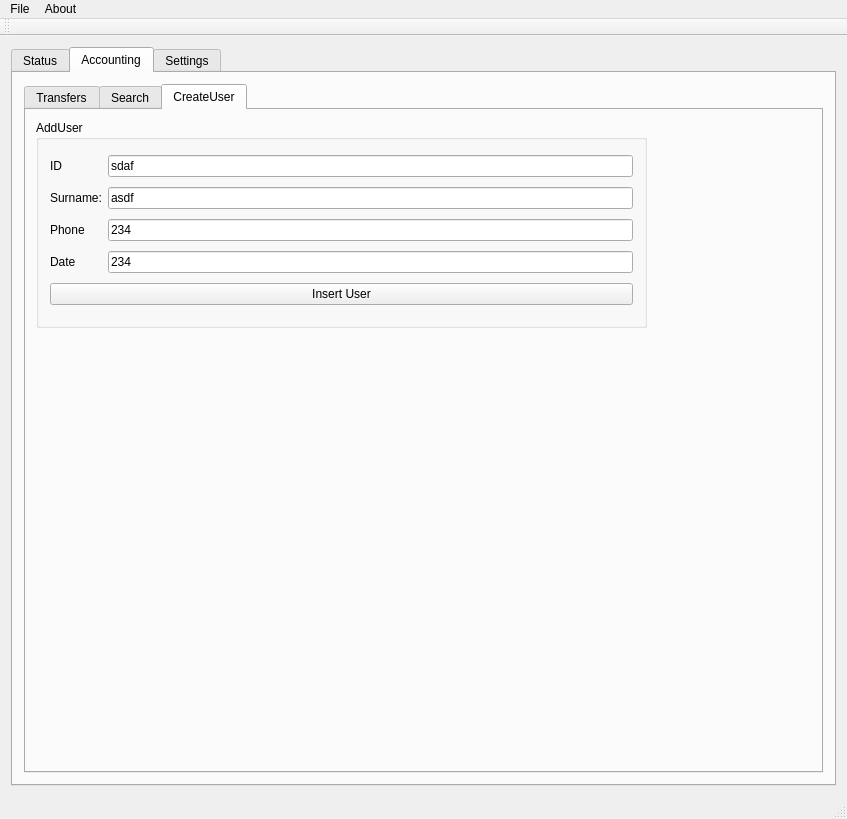
Qt form qtCoin/mainwindow.ui (netpipe/EcoCoin) before a commit.
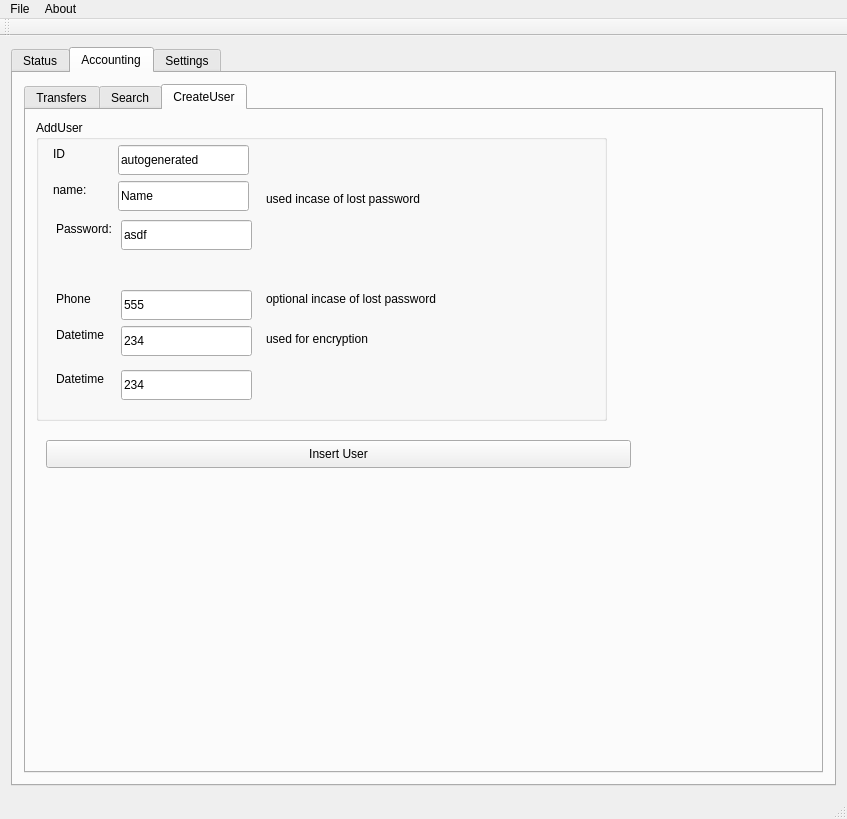
The same form after that commit. The open tabs and pages were chosen to show the change.

The edit to the form file:
```diff
--- a/qtCoin/mainwindow.ui
+++ b/qtCoin/mainwindow.ui
@@ -94,8 +94,8 @@
         <string>Accounting</string>
        </attribute>
        <layout class="QGridLayout" name="gridLayout_8">
-        <item row="0" column="1">
-         <widget class="QTabWidget" name="tabWidget_3">
+        <item row="0" column="0">
+         <widget class="QTabWidget" name="transfers2">
           <property name="currentIndex">
            <number>0</number>
           </property>
@@ -298,81 +298,224 @@
              <rect>
               <x>10</x>
               <y>10</y>
-              <width>611</width>
-              <height>208</height>
+              <width>571</width>
+              <height>301</height>
              </rect>
             </property>
             <property name="title">
              <string>AddUser</string>
             </property>
-            <layout class="QGridLayout" name="gridLayout_10">
-             <item row="0" column="0">
               <widget class="QLabel" name="label">
+             <property name="geometry">
+              <rect>
+               <x>17</x>
+               <y>25</y>
+               <width>16</width>
+               <height>18</height>
+              </rect>
+             </property>
                <property name="text">
                 <string>ID</string>
                </property>
               </widget>
-             </item>
-             <item row="2" column="1">
               <widget class="QLineEdit" name="lineEditAge">
-               <property name="text">
-                <string>234</string>
-               </property>
-              </widget>
-             </item>
-             <item row="4" column="0" colspan="2">
-              <widget class="QPushButton" name="pushButtonInsertUser">
+             <property name="geometry">
+              <rect>
+               <x>85</x>
+               <y>170</y>
+               <width>131</width>
+               <height>30</height>
+              </rect>
+             </property>
                <property name="text">
-                <string>Insert User</string>
-               </property>
-              </widget>
-             </item>
-             <item row="0" column="1">
+              <string>555</string>
+             </property>
+            </widget>
               <widget class="QLineEdit" name="lineEditName">
+             <property name="geometry">
+              <rect>
+               <x>82</x>
+               <y>25</y>
+               <width>131</width>
+               <height>30</height>
+              </rect>
+             </property>
                <property name="text">
-                <string>sdaf</string>
-               </property>
-              </widget>
-             </item>
-             <item row="3" column="1">
+              <string>autogenerated</string>
+             </property>
+            </widget>
               <widget class="QLineEdit" name="lineEditClass">
+             <property name="geometry">
+              <rect>
+               <x>85</x>
+               <y>206</y>
+               <width>131</width>
+               <height>30</height>
+              </rect>
+             </property>
                <property name="text">
                 <string>234</string>
                </property>
               </widget>
-             </item>
-             <item row="1" column="1">
               <widget class="QLineEdit" name="lineEditSurname">
+             <property name="geometry">
+              <rect>
+               <x>82</x>
+               <y>61</y>
+               <width>131</width>
+               <height>30</height>
+              </rect>
+             </property>
                <property name="text">
-                <string>asdf</string>
-               </property>
-              </widget>
-             </item>
-             <item row="2" column="0">
+              <string>Name</string>
+             </property>
+            </widget>
               <widget class="QLabel" name="label_3">
+             <property name="geometry">
+              <rect>
+               <x>20</x>
+               <y>170</y>
+               <width>40</width>
+               <height>18</height>
+              </rect>
+             </property>
                <property name="text">
                 <string>Phone</string>
                </property>
               </widget>
-             </item>
-             <item row="3" column="0">
               <widget class="QLabel" name="label_4">
+             <property name="geometry">
+              <rect>
+               <x>20</x>
+               <y>206</y>
+               <width>61</width>
+               <height>18</height>
+              </rect>
+             </property>
                <property name="text">
-                <string>Date</string>
-               </property>
-              </widget>
-             </item>
-             <item row="1" column="0">
+              <string>Datetime</string>
+             </property>
+            </widget>
               <widget class="QLabel" name="label_2">
+             <property name="geometry">
+              <rect>
+               <x>17</x>
+               <y>61</y>
+               <width>59</width>
+               <height>18</height>
+              </rect>
+             </property>
                <property name="text">
-                <string>Surname:</string>
-               </property>
-              </widget>
-             </item>
-            </layout>
-           </widget>
-          </widget>
-         </widget>
+              <string>name:</string>
+             </property>
+            </widget>
+            <widget class="QLabel" name="label_28">
+             <property name="geometry">
+              <rect>
+               <x>20</x>
+               <y>100</y>
+               <width>59</width>
+               <height>18</height>
+              </rect>
+             </property>
+             <property name="text">
+              <string>Password:</string>
+             </property>
+            </widget>
+            <widget class="QLineEdit" name="lineEditPassword">
+             <property name="geometry">
+              <rect>
+               <x>85</x>
+               <y>100</y>
+               <width>131</width>
+               <height>30</height>
+              </rect>
+             </property>
+             <property name="text">
+              <string>asdf</string>
+             </property>
+            </widget>
+            <widget class="QLabel" name="label_29">
+             <property name="geometry">
+              <rect>
+               <x>230</x>
+               <y>170</y>
+               <width>261</width>
+               <height>18</height>
+              </rect>
+             </property>
+             <property name="text">
+              <string>optional incase of lost password</string>
+             </property>
+            </widget>
+            <widget class="QLabel" name="label_30">
+             <property name="geometry">
+              <rect>
+               <x>230</x>
+               <y>70</y>
+               <width>181</width>
+               <height>18</height>
+              </rect>
+             </property>
+             <property name="text">
+              <string>used incase of lost password</string>
+             </property>
+            </widget>
+            <widget class="QLabel" name="label_31">
+             <property name="geometry">
+              <rect>
+               <x>230</x>
+               <y>210</y>
+               <width>181</width>
+               <height>18</height>
+              </rect>
+             </property>
+             <property name="text">
+              <string>used for encryption</string>
+             </property>
+            </widget>
+            <widget class="QLabel" name="label_32">
+             <property name="geometry">
+              <rect>
+               <x>20</x>
+               <y>250</y>
+               <width>61</width>
+               <height>18</height>
+              </rect>
+             </property>
+             <property name="text">
+              <string>Datetime</string>
+             </property>
+            </widget>
+            <widget class="QLineEdit" name="lineEditClass_2">
+             <property name="geometry">
+              <rect>
+               <x>85</x>
+               <y>250</y>
+               <width>131</width>
+               <height>30</height>
+              </rect>
+             </property>
+             <property name="text">
+              <string>234</string>
+             </property>
+            </widget>
+           </widget>
+           <widget class="QPushButton" name="pushButtonInsertUser">
+            <property name="geometry">
+             <rect>
+              <x>20</x>
+              <y>330</y>
+              <width>585</width>
+              <height>28</height>
+             </rect>
+            </property>
+            <property name="text">
+             <string>Insert User</string>
+            </property>
+           </widget>
+          </widget>
+         </widget>
         </item>
        </layout>
       </widget>
```
Left out of the diff: 34 changed lines with no effect on the pictures. Lines whose indentation alone changed are shown as unchanged.
